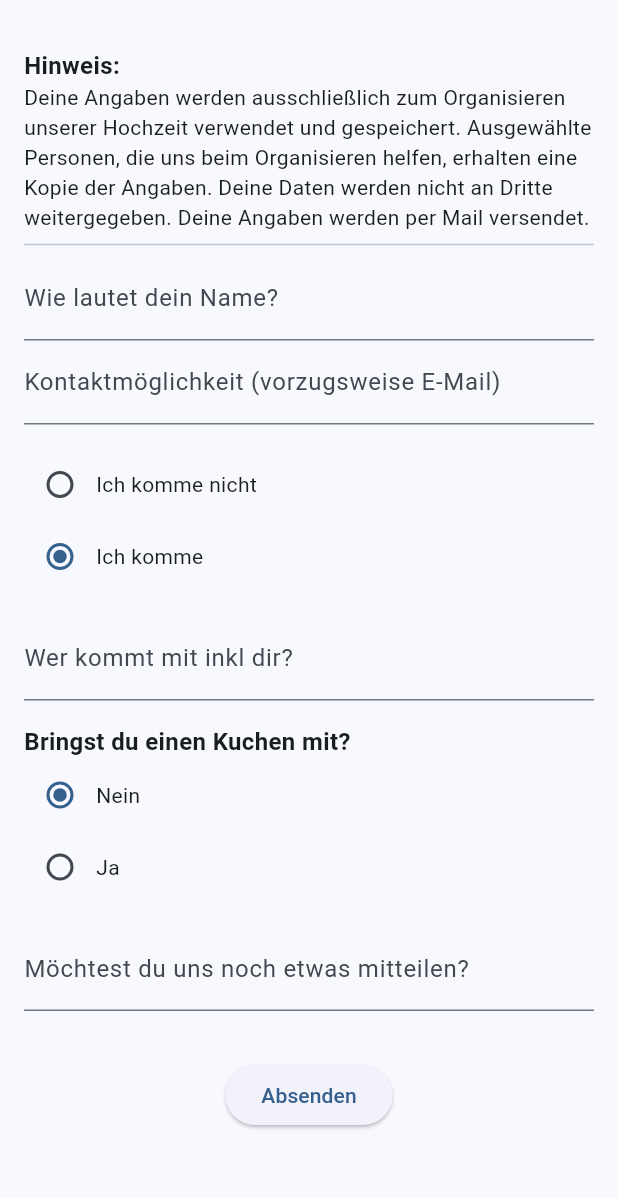
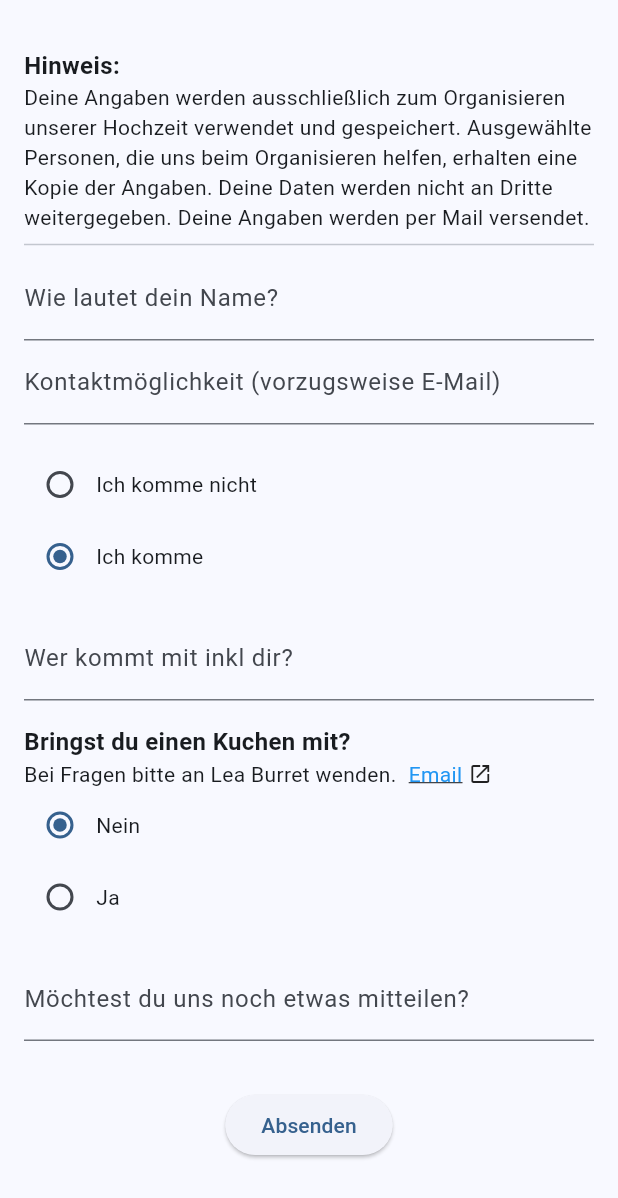
Before and after one commit to jherrma/weddingform, a Flutter app: the FormWidget widget shown alone on an empty page, opened directly with empty values, after a tap on "Ich komme", on a phone screen of 412 x 824 dp. Shown: the top 1198 px of the screen. Run offline on Flutter 3.47's test engine with Material 3 defaults, Android fonts, the phone set to English and light mode, and no system bars.

Commit message:
add mail-to

```diff
--- a/webapp/lib/Models/authentication_state.dart
+++ b/webapp/lib/Models/authentication_state.dart
@@ -4,10 +4,14 @@ class AuthenticationState {
   AuthenticationType authenticationType;
   String username;
   String password;
+  String emailCoffee;
+  String emailContribution;
 
   AuthenticationState({
     this.authenticationType = AuthenticationType.unauthorized,
     this.username = '',
     this.password = '',
+    this.emailCoffee = '',
+    this.emailContribution = '',
   });
 }
--- a/webapp/lib/form_widget.dart
+++ b/webapp/lib/form_widget.dart
@@ -1,4 +1,6 @@
 import 'package:flutter/material.dart';
+import 'package:flutter/services.dart';
+import 'package:url_launcher/url_launcher_string.dart';
 import 'package:weddingform/Models/authentication_state.dart';
 import 'package:weddingform/Models/authentication_type.dart';
 import 'dart:convert';
@@ -103,6 +105,19 @@ class _FormWidgetState extends State<FormWidget> {
   static const String peopleErrorText = 'Bitte gib an, zu wievielt ihr kommt.';
   static const String submissionErrorText =
       'Fehler beim Absenden des Formulars. Bitte versuche es erneut.';
+
+  Future<void> _launchMailClient(String email) async {
+    final Uri emailUri = Uri(
+      scheme: 'mailto',
+      path: email,
+    );
+    try {
+      await launchUrlString(emailUri.toString());
+    } catch (e) {
+      print('Error launching mail client: $e');
+      await Clipboard.setData(ClipboardData(text: emailUri.toString()));
+    }
+  }
 
   bool _isFormValid() {
     bool foundError = false;
@@ -355,6 +370,30 @@ class _FormWidgetState extends State<FormWidget> {
                             fontWeight: FontWeight.bold, fontSize: 16),
                       ),
                     ),
+                    Align(
+                      alignment: Alignment.centerLeft,
+                      child: Row(
+                        children: [
+                          Text(
+                            'Bei Fragen bitte an Lea Burret wenden.',
+                          ),
+                          SizedBox(width: 8),
+                          InkWell(
+                            onTap: () => _launchMailClient(
+                                widget.authenticationState.emailCoffee),
+                            child: Text(
+                              'Email',
+                              style: TextStyle(
+                                color: Colors.blue,
+                                decoration: TextDecoration.underline,
+                              ),
+                            ),
+                          ),
+                          SizedBox(width: 4),
+                          Icon(Icons.open_in_new, size: 16),
+                        ],
+                      ),
+                    ),
                     Column(
                       children: [
                         InkWell(
@@ -407,6 +446,30 @@ class _FormWidgetState extends State<FormWidget> {
                           doYouHaveContributionText,
                           style: TextStyle(
                               fontWeight: FontWeight.bold, fontSize: 16),
+                        ),
+                      ),
+                      Align(
+                        alignment: Alignment.centerLeft,
+                        child: Row(
+                          children: [
+                            Text(
+                              'Bei Fragen bitte an Michael Simbürger wenden.',
+                            ),
+                            SizedBox(width: 8),
+                            InkWell(
+                              onTap: () => _launchMailClient(
+                                  widget.authenticationState.emailContribution),
+                              child: Text(
+                                'Email',
+                                style: TextStyle(
+                                  color: Colors.blue,
+                                  decoration: TextDecoration.underline,
+                                ),
+                              ),
+                            ),
+                            SizedBox(width: 4),
+                            Icon(Icons.open_in_new, size: 16),
+                          ],
                         ),
                       ),
                       Column(
--- a/webapp/pubspec.yaml
+++ b/webapp/pubspec.yaml
@@ -28,6 +28,7 @@ environment:
 # the latest version available on pub.dev. To see which dependencies have newer
 # versions available, run `flutter pub outdated`.
 dependencies:
+  url_launcher: ^6.3.1
   flutter:
     sdk: flutter
 
```
Also changed, not shown: webapp/lib/authentication_widget.dart (+12 -6 lines), 1 other file.
